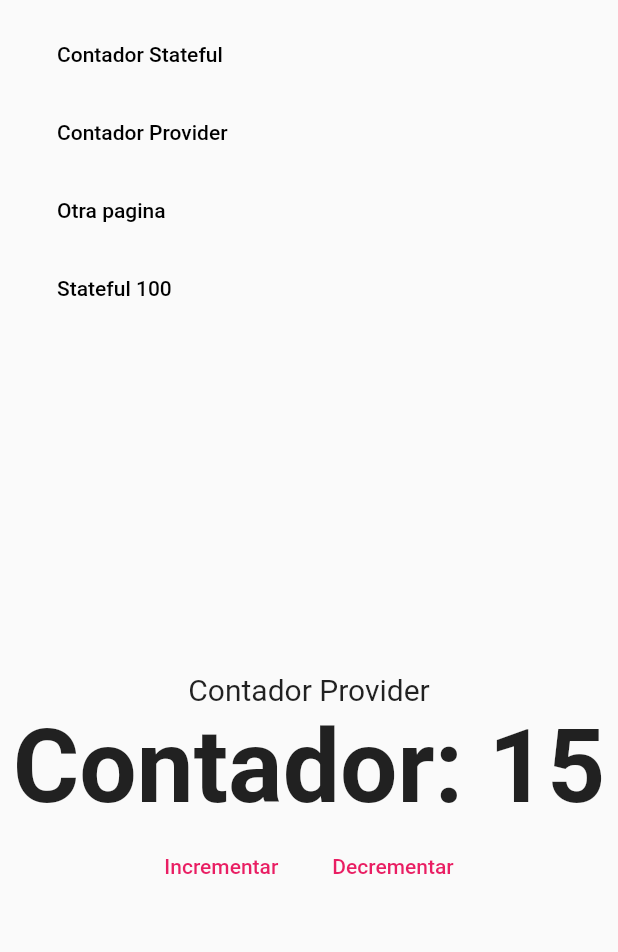
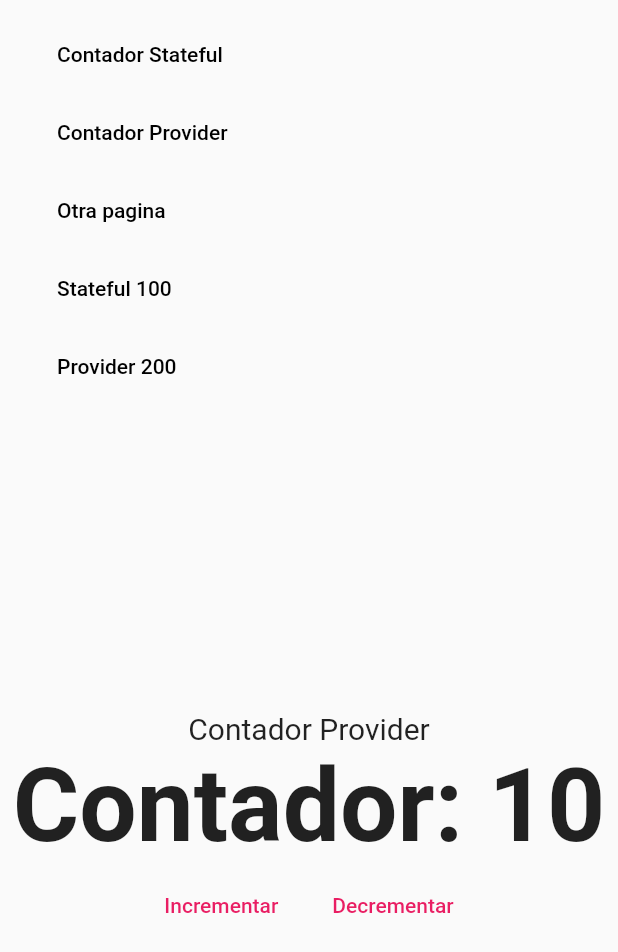
Before and after one commit to DrEureka/FlutterWebTestDanielRama, a Flutter app: the screen it shows after launch, after a tap on "Contador Provider", on a phone screen of 412 x 824 dp. Shown: the top 952 px of the screen. Run offline on Flutter 3.47's test engine with Material 2 defaults, Android fonts, the phone set to English and light mode, and no system bars; our stand-ins replace fluro, get_it.

Commit message:
consulta por url por query

```diff
--- a/lib/providers/counter_provider.dart
+++ b/lib/providers/counter_provider.dart
@@ -2,6 +2,9 @@
 
 class CounterProvider extends ChangeNotifier {
   int _counter = 15;
+  CounterProvider(String base) {
+    if (int.tryParse(base) != null) this._counter = int.parse(base);
+  }
 
   get counter {
     return _counter;
--- a/lib/router/route_generator.dart
+++ b/lib/router/route_generator.dart
@@ -13,7 +13,7 @@
         return _fadeRoute(CounterPage(), '/stateful');
 
       case '/provider':
-        return _fadeRoute(CounterProviderPage(), '/provider');
+        return _fadeRoute(CounterProviderPage(base: '5'), '/provider');
       default:
         return _fadeRoute(CounterErrorPage(), '/404');
     }
--- a/lib/router/router.dart
+++ b/lib/router/router.dart
@@ -40,7 +40,10 @@
   );
 
   static Handler _counterProviderHandler =
-      Handler(handlerFunc: (contex, params) => CounterProviderView());
+      Handler(handlerFunc: (contex, params) {
+    print(params);
+    return CounterProviderView(base: params['q']?[0] ?? '10');
+  });
 
   static Handler _notFoundHandler =
       Handler(handlerFunc: (context, params) => CounterErrorView());
--- a/lib/ui/shared/custom_app_menu.dart
+++ b/lib/ui/shared/custom_app_menu.dart
@@ -52,6 +52,14 @@
                   locator<NavigationService>().navigateTo('/stateful/100'),
               color: Colors.black,
             ),
+            SizedBox(width: 10),
+            CustomFlatButton(
+              text: 'Provider 200',
+              // onPressed: () => Navigator.pushNamed(context, '/stateful/100'),
+              onPressed: () =>
+                  locator<NavigationService>().navigateTo('/provider?q=200'),
+              color: Colors.black,
+            ),
           ],
         ));
   }
@@ -97,6 +105,14 @@
                   locator<NavigationService>().navigateTo('/stateful/100'),
               color: Colors.black,
             ),
+            SizedBox(width: 10),
+            CustomFlatButton(
+              text: 'Provider 200',
+              // onPressed: () => Navigator.pushNamed(context, '/stateful/100'),
+              onPressed: () =>
+                  locator<NavigationService>().navigateTo('/provider?q=200'),
+              color: Colors.black,
+            ),
           ],
         ));
   }
--- a/lib/ui/views/counter_provider_view.dart
+++ b/lib/ui/views/counter_provider_view.dart
@@ -4,11 +4,15 @@
 import 'package:flutter_web1/ui/shared/custom_flat_button.dart';
 
 class CounterProviderView extends StatelessWidget {
-  const CounterProviderView({super.key});
+  final String base;
+
+  const CounterProviderView({super.key, required this.base});
+
   @override
   Widget build(BuildContext context) {
     return ChangeNotifierProvider(
-        create: (_) => CounterProvider(), child: _CounterProviderPageBody());
+        create: (_) => CounterProvider(this.base),
+        child: _CounterProviderPageBody());
   }
 }
 
```
Also changed, not shown: lib/ui/pages/counter_provider_page.dart (+5 -2 lines).
